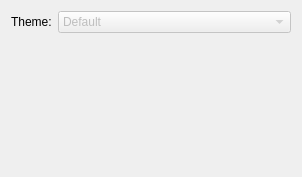
akyoto/flua, file src/bp/Tools/IDE/ui/preferences/editor.theme.ui: the form before one commit.
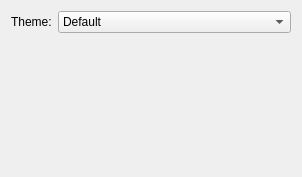
The form after the commit.

Patch:
```diff
--- a/src/bp/Tools/IDE/ui/preferences/editor.theme.ui
+++ b/src/bp/Tools/IDE/ui/preferences/editor.theme.ui
@@ -34,9 +34,6 @@
      </item>
      <item row="0" column="1">
       <widget class="QComboBox" name="themeName">
-       <property name="enabled">
-        <bool>false</bool>
-       </property>
        <item>
         <property name="text">
          <string>Default</string>
```
Left out of the diff: 2 changed lines with no effect on the pictures.
